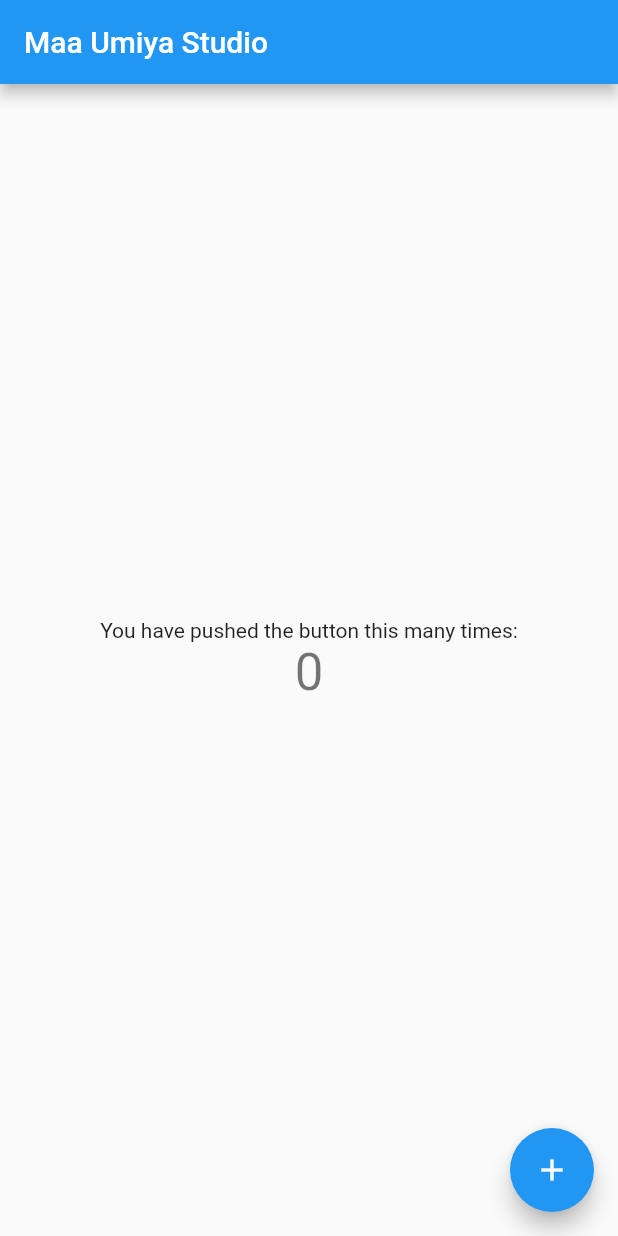
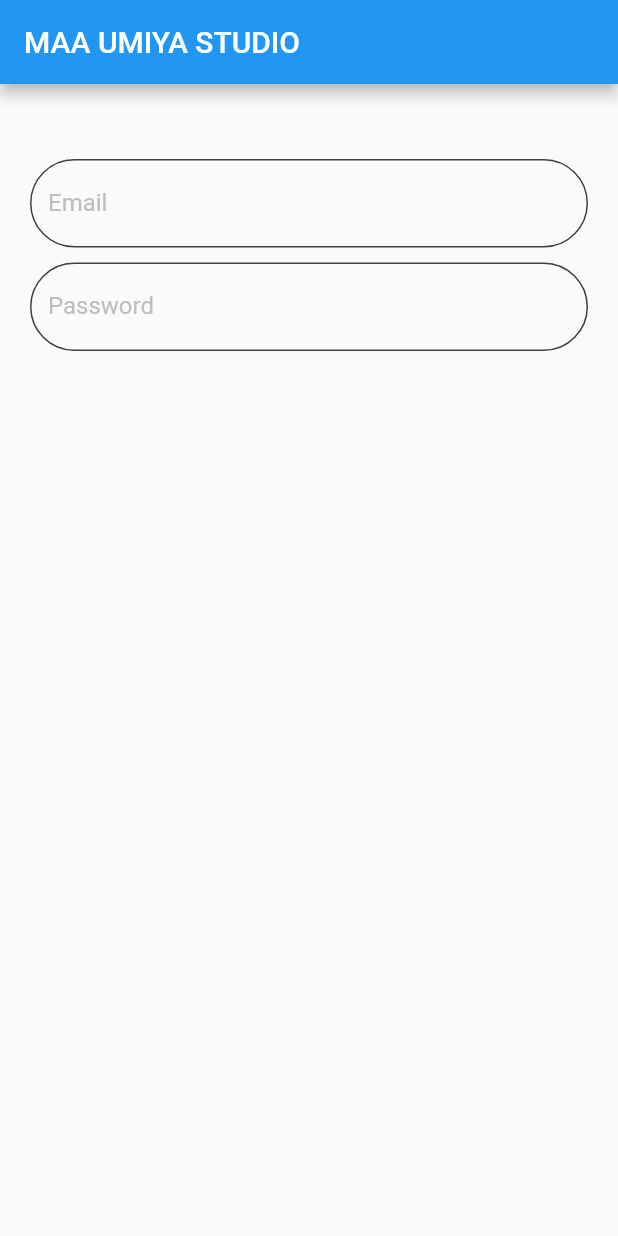
Before and after one commit to Drupal-Patel/practise, a Flutter app: the screen it shows after launch, on a phone screen of 412 x 824 dp. Run offline on Flutter 3.47's test engine with Material 2 defaults, Android fonts, the phone set to English and light mode, and no system bars.

Commit message:
login textfield add

```diff
--- a/lib/splash.dart
+++ b/lib/Splash_Screen/splash_screen.dart
@@ -19,9 +19,7 @@ class _SplashState extends State<Splash> {
     await Future.delayed(const Duration(milliseconds: 2000), () {});
     // ignore: use_build_context_synchronously
     Navigator.pushReplacement(
-        context,
-        MaterialPageRoute(
-            builder: (context) => const MyHomePage(title: 'Maa Umiya Studio')));
+        context, MaterialPageRoute(builder: (context) => const MyHomePage()));
   }
 
   @override
--- a/lib/main.dart
+++ b/lib/main.dart
@@ -1,5 +1,5 @@
 import 'package:flutter/material.dart';
-import 'package:practise/splash.dart';
+import 'package:practise/Splash_Screen/splash_screen.dart';
 
 void main() {
   runApp(const MyApp());
@@ -20,48 +20,63 @@ class MyApp extends StatelessWidget {
   }
 }
 
-class MyHomePage extends StatefulWidget {
-  const MyHomePage({super.key, required this.title});
-
-  final String title;
-
-  @override
-  State<MyHomePage> createState() => _MyHomePageState();
-}
-
-class _MyHomePageState extends State<MyHomePage> {
-  int _counter = 0;
-
-  void _incrementCounter() {
-    setState(() {
-      _counter++;
-    });
-  }
+class MyHomePage extends StatelessWidget {
+  const MyHomePage({super.key});
 
   @override
   Widget build(BuildContext context) {
     return Scaffold(
       appBar: AppBar(
-        title: Text(widget.title),
+        title: const Text('MAA UMIYA STUDIO'),
       ),
-      body: Center(
-        child: Column(
-          mainAxisAlignment: MainAxisAlignment.center,
-          children: <Widget>[
-            const Text(
-              'You have pushed the button this many times:',
+      body: Column(
+        children: [
+          Padding(
+            padding: const EdgeInsets.only(top: 50, left: 20, right: 20),
+            child: TextField(
+              decoration: InputDecoration(
+                labelText: 'Email',
+                labelStyle: TextStyle(
+                  color: Colors.grey[400],
+                  fontSize: 16.0,
+                ),
+                enabledBorder: OutlineInputBorder(
+                  borderSide:
+                      const BorderSide(color: Color.fromARGB(255, 65, 63, 63)),
+                  borderRadius: BorderRadius.circular(30.0),
+                ),
+                focusedBorder: OutlineInputBorder(
+                  borderSide: const BorderSide(color: Colors.blue),
+                  borderRadius: BorderRadius.circular(30.0),
+                ),
+              ),
             ),
-            Text(
-              '$_counter',
-              style: Theme.of(context).textTheme.headlineMedium,
+          ),
+          const SizedBox(
+            height: 10,
+          ),
+          Padding(
+            padding: const EdgeInsets.only(left: 20, right: 20),
+            child: TextField(
+              decoration: InputDecoration(
+                labelText: 'Password',
+                labelStyle: TextStyle(
+                  color: Colors.grey[400],
+                  fontSize: 16.0,
+                ),
+                enabledBorder: OutlineInputBorder(
+                  borderSide:
+                      const BorderSide(color: Color.fromARGB(255, 65, 63, 63)),
+                  borderRadius: BorderRadius.circular(30.0),
+                ),
+                focusedBorder: OutlineInputBorder(
+                  borderSide: const BorderSide(color: Colors.blue),
+                  borderRadius: BorderRadius.circular(30.0),
+                ),
+              ),
             ),
-          ],
-        ),
-      ),
-      floatingActionButton: FloatingActionButton(
-        onPressed: _incrementCounter,
-        tooltip: 'Increment',
-        child: const Icon(Icons.add),
+          ),
+        ],
       ),
     );
   }
```
